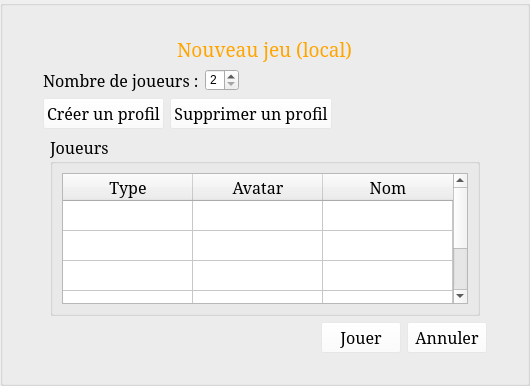
Above: StreetCar/StreetCar/NewLocalGame.ui from paboccard/Projet_Prog_Jeu before the change. Below: the same form after it.
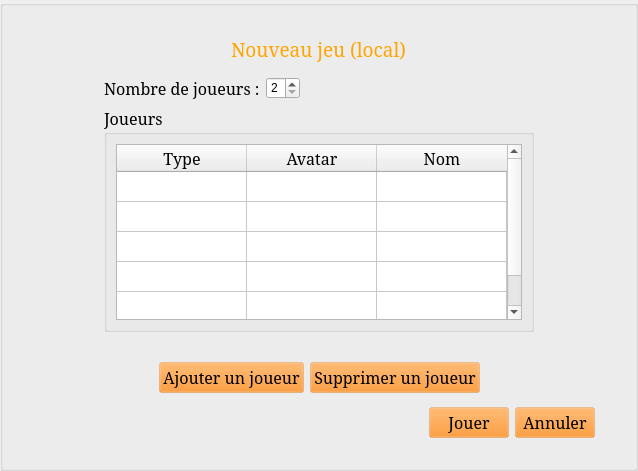
That is the form after the change. Icons and pictures are not drawn.

```diff
--- a/StreetCar/StreetCar/NewLocalGame.ui
+++ b/StreetCar/StreetCar/NewLocalGame.ui
@@ -6,8 +6,8 @@
    <rect>
     <x>0</x>
     <y>0</y>
-    <width>530</width>
-    <height>386</height>
+    <width>638</width>
+    <height>471</height>
    </rect>
   </property>
   <property name="windowTitle">
@@ -41,7 +41,12 @@
 }
 
 QPushButton {
-	background-color: rgba(255, 255, 255, 50);
+	background-color: rgba(255, 128, 0, 50);
+}
+
+QPushButton::hover{
+	background-color: rgba(255, 0, 0, 100);
+	font-weight: bold;
 }</string>
      </property>
      <property name="title">
@@ -110,6 +115,39 @@
        </layout>
       </item>
       <item>
+       <spacer name="verticalSpacer_2">
+        <property name="orientation">
+         <enum>Qt::Vertical</enum>
+        </property>
+        <property name="sizeHint" stdset="0">
+         <size>
+          <width>20</width>
+          <height>40</height>
+         </size>
+        </property>
+       </spacer>
+      </item>
+      <item>
+       <layout class="QHBoxLayout" name="horizontalLayout_5">
+        <item>
+         <spacer name="horizontalSpacer_6">
+          <property name="orientation">
+           <enum>Qt::Horizontal</enum>
+          </property>
+          <property name="sizeHint" stdset="0">
+           <size>
+            <width>40</width>
+            <height>20</height>
+           </size>
+          </property>
+         </spacer>
+        </item>
+        <item>
+         <layout class="QVBoxLayout" name="verticalLayout_3">
+          <property name="rightMargin">
+           <number>0</number>
+          </property>
+          <item>
        <layout class="QHBoxLayout" name="horizontalLayout">
         <item>
          <widget class="QLabel" name="labelNbPlayer">
@@ -156,64 +194,6 @@
        </layout>
       </item>
       <item>
-       <layout class="QHBoxLayout" name="horizontalLayout_4">
-        <item>
-         <widget class="QPushButton" name="buttonNewProfil">
-          <property name="font">
-           <font>
-            <family>Serif</family>
-            <pointsize>12</pointsize>
-           </font>
-          </property>
-          <property name="text">
-           <string>Créer un profil</string>
-          </property>
-         </widget>
-        </item>
-        <item>
-         <widget class="QPushButton" name="buttonDelProfil">
-          <property name="font">
-           <font>
-            <family>Serif</family>
-            <pointsize>12</pointsize>
-           </font>
-          </property>
-          <property name="text">
-           <string>Supprimer un profil</string>
-          </property>
-         </widget>
-        </item>
-        <item>
-         <spacer name="horizontalSpacer_5">
-          <property name="orientation">
-           <enum>Qt::Horizontal</enum>
-          </property>
-          <property name="sizeHint" stdset="0">
-           <size>
-            <width>40</width>
-            <height>20</height>
-           </size>
-          </property>
-         </spacer>
-        </item>
-       </layout>
-      </item>
-      <item>
-       <layout class="QHBoxLayout" name="horizontalLayout_5">
-        <item>
-         <spacer name="horizontalSpacer_6">
-          <property name="orientation">
-           <enum>Qt::Horizontal</enum>
-          </property>
-          <property name="sizeHint" stdset="0">
-           <size>
-            <width>40</width>
-            <height>20</height>
-           </size>
-          </property>
-         </spacer>
-        </item>
-        <item>
          <widget class="QGroupBox" name="groupBox_2">
           <property name="minimumSize">
            <size>
@@ -338,6 +318,21 @@
          </widget>
         </item>
         <item>
+           <spacer name="verticalSpacer_4">
+            <property name="orientation">
+             <enum>Qt::Vertical</enum>
+            </property>
+            <property name="sizeHint" stdset="0">
+             <size>
+              <width>20</width>
+              <height>40</height>
+             </size>
+            </property>
+           </spacer>
+          </item>
+         </layout>
+        </item>
+        <item>
          <spacer name="horizontalSpacer_7">
           <property name="orientation">
            <enum>Qt::Horizontal</enum>
@@ -352,6 +347,75 @@
         </item>
        </layout>
       </item>
+      <item>
+       <layout class="QHBoxLayout" name="horizontalLayout_4">
+        <item>
+         <spacer name="horizontalSpacer_8">
+          <property name="orientation">
+           <enum>Qt::Horizontal</enum>
+          </property>
+          <property name="sizeHint" stdset="0">
+           <size>
+            <width>40</width>
+            <height>20</height>
+           </size>
+          </property>
+         </spacer>
+        </item>
+        <item>
+         <widget class="QPushButton" name="buttonNewProfil">
+          <property name="font">
+           <font>
+            <family>Serif</family>
+            <pointsize>12</pointsize>
+           </font>
+          </property>
+          <property name="text">
+           <string>Ajouter un joueur</string>
+          </property>
+         </widget>
+        </item>
+        <item>
+         <widget class="QPushButton" name="buttonDelProfil">
+          <property name="font">
+           <font>
+            <family>Serif</family>
+            <pointsize>12</pointsize>
+           </font>
+          </property>
+          <property name="text">
+           <string>Supprimer un joueur</string>
+          </property>
+         </widget>
+        </item>
+        <item>
+         <spacer name="horizontalSpacer_5">
+          <property name="orientation">
+           <enum>Qt::Horizontal</enum>
+          </property>
+          <property name="sizeHint" stdset="0">
+           <size>
+            <width>40</width>
+            <height>20</height>
+           </size>
+          </property>
+         </spacer>
+        </item>
+       </layout>
+      </item>
+      <item>
+       <spacer name="verticalSpacer">
+        <property name="orientation">
+         <enum>Qt::Vertical</enum>
+        </property>
+        <property name="sizeHint" stdset="0">
+         <size>
+          <width>20</width>
+          <height>40</height>
+         </size>
+        </property>
+       </spacer>
+      </item>
       <item>
        <layout class="QHBoxLayout" name="horizontalLayout_3">
         <item>
```
Lines whose indentation alone changed are shown as unchanged.
